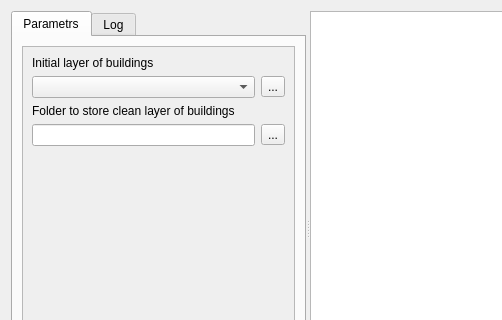
Qt form UI/buildings_clean.ui (ishusterman/tau_net_calc) before a commit; both pictures show x 0 to 502 and y 0 to 320 of the 592 by 503 pixel window.
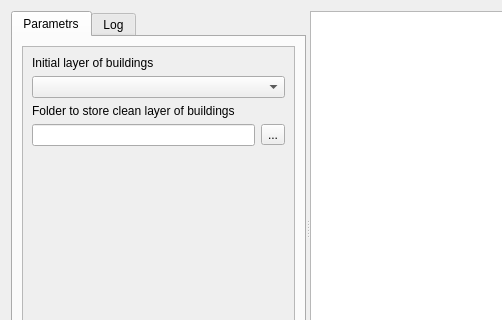
The same form after that commit. Custom widgets are drawn as their Qt base class.

Diff of the .ui file:
```diff
--- a/UI/buildings_clean.ui
+++ b/UI/buildings_clean.ui
@@ -111,13 +111,6 @@
                 <item>
                  <widget class="QgsMapLayerComboBox" name="cmbLayers"/>
                 </item>
-                <item>
-                 <widget class="QToolButton" name="toolButtonBuildings">
-                  <property name="text">
-                   <string>...</string>
-                  </property>
-                 </widget>
-                </item>
                </layout>
               </item>
               <item row="4" column="0">
```
